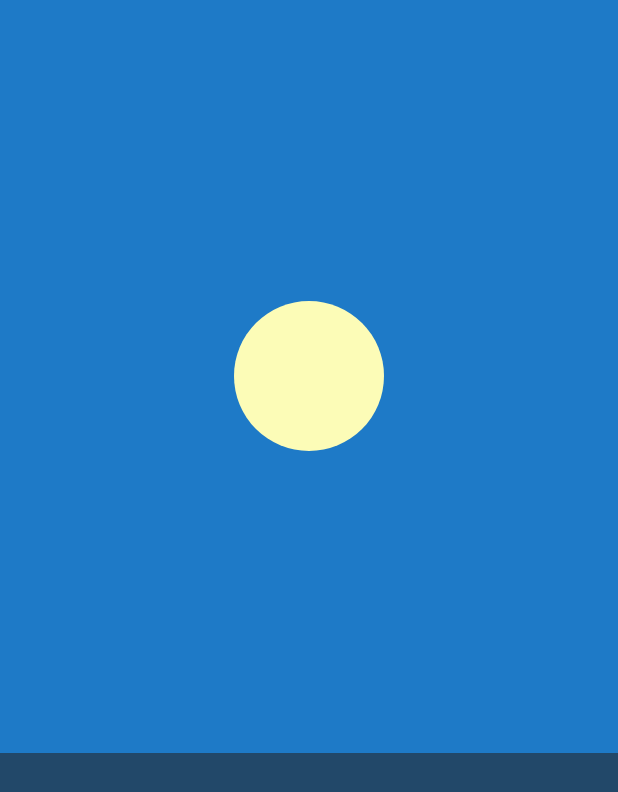
After one commit to CodeNeverStops/Sunset, an Android app: the layout fragment_sunset.xml on its own in the app's theme, with its tools: preview values and no code run, on a phone screen of 412 x 824 dp. The commit adds this screen. Shown: the top 792 px of the screen. Run offline under Robolectric (Android 15) with nearby library versions, the phone set to English and light mode, and no system bars.

Commit message:
add static view

```diff
--- /dev/null
+++ b/app/src/main/res/drawable/sun.xml
@@ -0,0 +1,7 @@
+<?xml version="1.0" encoding="utf-8"?>
+<shape xmlns:android="http://schemas.android.com/apk/res/android"
+       android:shape="oval">
+
+    <solid android:color="@color/bright_sun" />
+
+</shape>
--- /dev/null
+++ b/app/src/main/res/layout/fragment_sunset.xml
@@ -0,0 +1,29 @@
+<?xml version="1.0" encoding="utf-8"?>
+<LinearLayout xmlns:android="http://schemas.android.com/apk/res/android"
+              android:orientation="vertical"
+              android:layout_width="match_parent"
+              android:layout_height="match_parent">
+
+    <FrameLayout
+        android:id="@+id/sky"
+        android:layout_width="match_parent"
+        android:layout_height="0dp"
+        android:layout_weight="0.61"
+        android:background="@color/blue_sky">
+
+        <ImageView
+            android:id="@+id/sun"
+            android:layout_width="100dp"
+            android:layout_height="100dp"
+            android:layout_gravity="center"
+            android:src="@drawable/sun"/>
+
+    </FrameLayout>
+
+    <View
+        android:layout_width="match_parent"
+        android:layout_height="0dp"
+        android:layout_weight="0.39"
+        android:background="@color/sea" />
+
+</LinearLayout>
--- a/app/src/main/res/values/colors.xml
+++ b/app/src/main/res/values/colors.xml
@@ -3,4 +3,9 @@
     <color name="colorPrimary">#3F51B5</color>
     <color name="colorPrimaryDark">#303F9F</color>
     <color name="colorAccent">#FF4081</color>
+    <color name="bright_sun">#fcfcb7</color>
+    <color name="blue_sky">#1e7ac7</color>
+    <color name="sunset_sky">#ec8100</color>
+    <color name="night_sky">#05192e</color>
+    <color name="sea">#224869</color>
 </resources>
```
Also changed, not shown: app/src/main/java/io/github/uv_lab/sunset/SunsetActivity.java (+5 -4 lines), app/src/main/java/io/github/uv_lab/sunset/SunsetFragment.java (added, +26 -0 lines).
